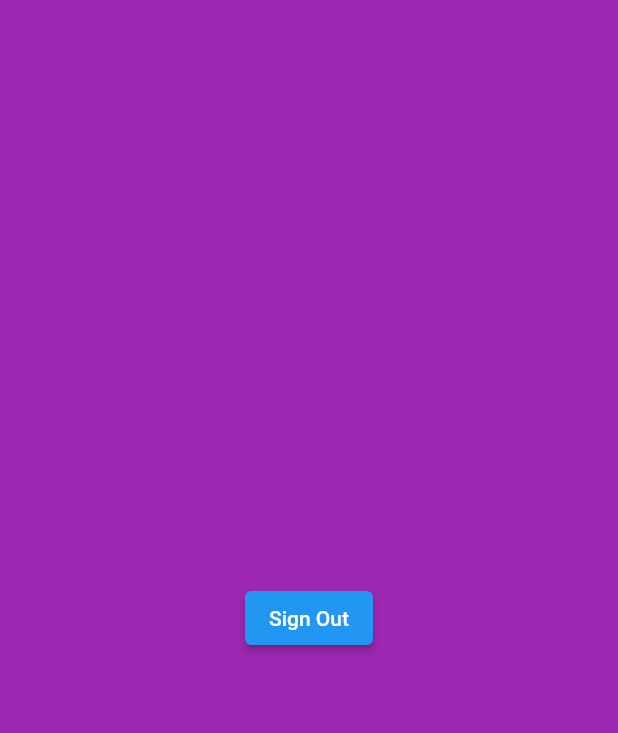
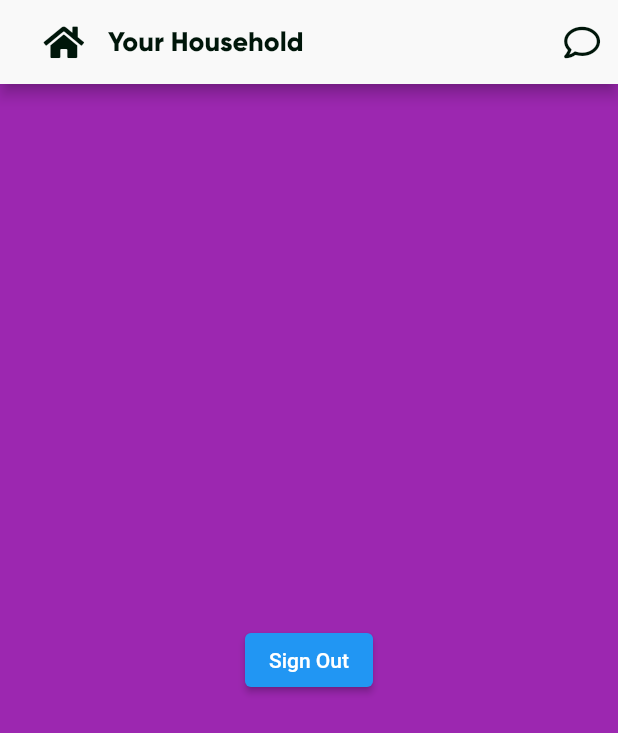
Before and after one commit to josflesan/life-collab-app, a Flutter app: the OurHomeTab screen opened directly, on a phone screen of 412 x 824 dp. Shown: the top 733 px of the screen. Run offline on Flutter 3.47's test engine with Material 2 defaults, Android fonts, the phone set to English and light mode, and no system bars; our stand-ins replace cloud_firestore, firebase_auth, firebase_core, font_awesome_flutter, google_sign_in, persistent_bottom_nav_bar; missing offline and left inert: flutter_facebook_auth; accounts and stored records are empty.

Commit message:
Custom App Bar Design

```diff
--- a/life-collab/lib/screens/home/home.dart
+++ b/life-collab/lib/screens/home/home.dart
@@ -1,6 +1,8 @@
 import 'package:flutter/material.dart';
+import 'package:font_awesome_flutter/font_awesome_flutter.dart';
 import 'package:life_collab/screens/root/root.dart';
 import 'package:life_collab/states/currentUser.dart';
+import 'package:life_collab/widgets/app-bar.dart';
 import 'package:provider/provider.dart';
 
 class OurHomeTab extends StatelessWidget {
@@ -9,6 +11,7 @@ class OurHomeTab extends StatelessWidget {
   @override
   Widget build(BuildContext context) {
     return Scaffold(
+      appBar: OurAppBar(title: "Your Household", icon: FontAwesomeIcons.home),
       backgroundColor: Colors.purple,
       body: Center(
         child: ElevatedButton(
--- /dev/null
+++ b/life-collab/lib/widgets/app-bar.dart
@@ -0,0 +1,42 @@
+import 'package:flutter/material.dart';
+import 'package:font_awesome_flutter/font_awesome_flutter.dart';
+import 'package:life_collab/resources/menus/values/app_colors.dart';
+
+class OurAppBar extends StatefulWidget implements PreferredSizeWidget {
+  OurAppBar({Key key, this.title, this.icon}) : super(key: key);
+
+  final IconData icon;
+  final String title;
+
+  @override
+  final Size preferredSize = Size.fromHeight(kToolbarHeight);
+
+  @override
+  _OurAppBarState createState() => _OurAppBarState();
+}
+
+class _OurAppBarState extends State<OurAppBar> {
+  void _openChat() {}
+
+  @override
+  Widget build(BuildContext context) {
+    return AppBar(
+      leading: Container(
+          alignment: Alignment.centerRight,
+          child: FaIcon(widget.icon, color: AppColors.APP_BLACK)),
+      backgroundColor: AppColors.APP_WHITE,
+      title: Text(widget.title,
+          style: TextStyle(
+            fontSize: 18.0,
+            fontFamily: 'Gilroy',
+            fontWeight: FontWeight.w700,
+            color: AppColors.APP_BLACK,
+          )),
+      actions: [
+        IconButton(
+            onPressed: _openChat,
+            icon: FaIcon(FontAwesomeIcons.comment, color: AppColors.APP_BLACK))
+      ],
+    );
+  }
+}
```
Also changed, not shown: life-collab/lib/screens/finance/finance.dart (+8 -2 lines), life-collab/lib/screens/plan/plan.dart (+5 -2 lines), life-collab/lib/screens/profile/profile.dart (+7 -2 lines).
